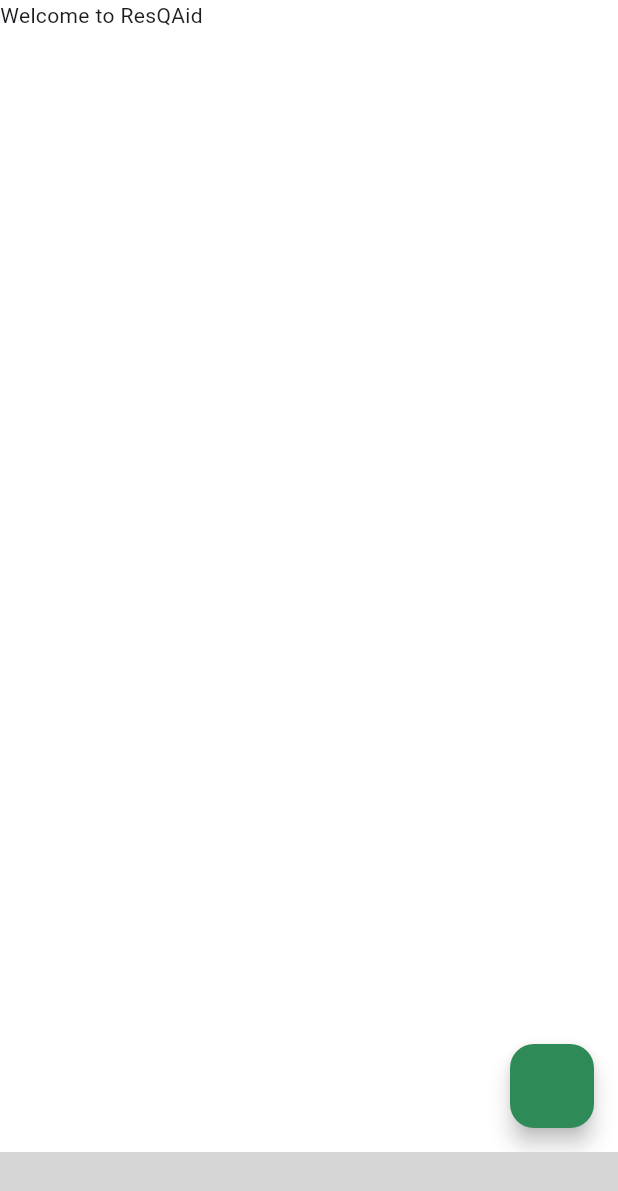
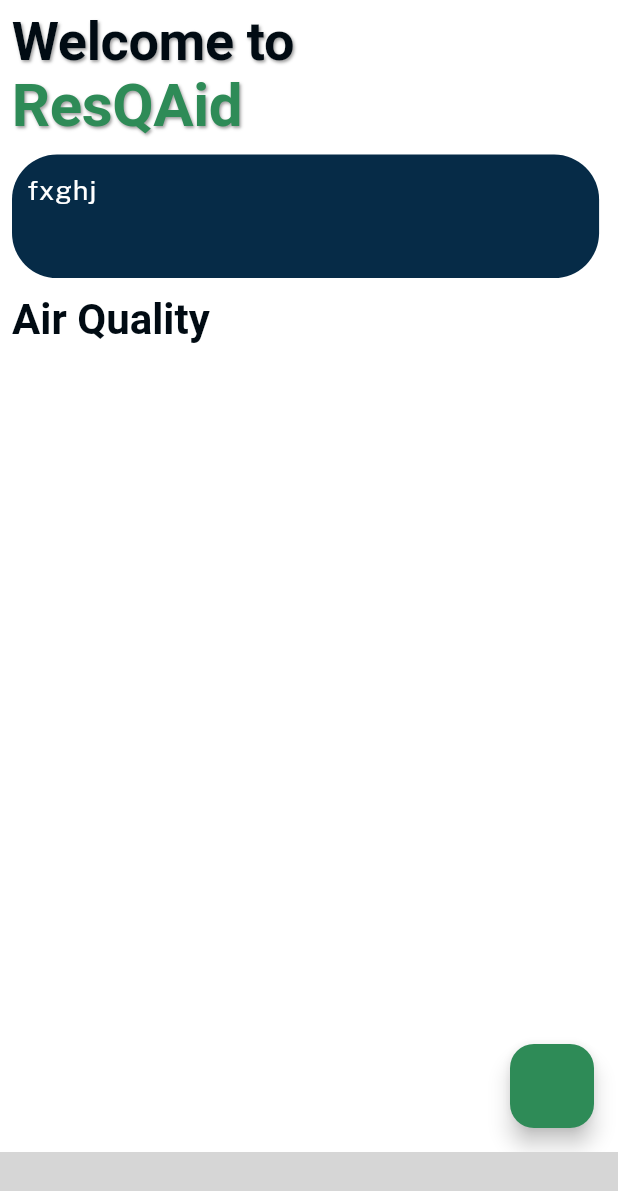
Before and after one commit to riyashah22/Nature-Disaster, a Flutter app: the screen it shows after launch, on a phone screen of 412 x 824 dp. Shown: the top 1191 px of the screen. Run offline on Flutter 3.47's test engine with Material 3 defaults, Android fonts, the phone set to English and light mode, and no system bars; our stand-ins replace carousel_slider, dash_chat_2, flutter_gemini, gap, google_fonts, youtube_player_iframe; missing offline and left inert: dot_bottom_nav_bar; grey boxes are pictures that could not be loaded.

Commit message:
update home.dart

```diff
--- a/resqaid/lib/home/home.dart
+++ b/resqaid/lib/home/home.dart
@@ -1,19 +1,69 @@
 import 'package:flutter/material.dart';
 import 'package:gap/gap.dart';
 import 'package:resqaid/chatbot/chatbot.dart';
+import 'package:resqaid/theme/theme_ext.dart';
 
 class Home extends StatelessWidget {
   const Home({super.key});
 
   @override
   Widget build(BuildContext context) {
+    final screenHeight = MediaQuery.of(context).size.height;
+    final screenWidth = MediaQuery.of(context).size.width;
+    String _location = "fxghj";
+
+    final appColors = context.appColors;
+
     return Scaffold(
       body: SafeArea(
-        child: Column(
-          children: [
-            Text('Welcome to ResQAid'),
-            Gap(20),
-          ],
+        child: Padding(
+          padding: const EdgeInsets.all(8.0),
+          child: Column(
+            crossAxisAlignment: CrossAxisAlignment.start,
+            children: [
+              Text(
+                'Welcome to',
+                style: Theme.of(context).textTheme.displayLarge!.copyWith(
+                      color: appColors.richBlack,
+                    ),
+              ),
+              Text(
+                "ResQAid",
+                style: Theme.of(context).textTheme.displayLarge!.copyWith(
+                      fontSize: 40,
+                    ),
+              ),
+              const Gap(10),
+              Container(
+                width: screenWidth * 0.95,
+                height: screenHeight * 0.1,
+                child: Padding(
+                  padding: const EdgeInsets.all(10),
+                  child: Text(
+                    _location,
+                    style: Theme.of(context).textTheme.bodyLarge!.copyWith(
+                          color: appColors.white,
+                          overflow: TextOverflow.fade,
+                        ),
+                  ),
+                ),
+                decoration: BoxDecoration(
+                  color: appColors.navyBlue,
+                  borderRadius: const BorderRadius.all(
+                    Radius.circular(30),
+                  ),
+                ),
+              ),
+              const Gap(10),
+              Text(
+                "Air Quality",
+                style: Theme.of(context).textTheme.displaySmall!.copyWith(
+                      color: appColors.richBlack,
+                      overflow: TextOverflow.fade,
+                    ),
+              ),
+            ],
+          ),
         ),
       ),
       floatingActionButton: FloatingActionButton(
--- a/resqaid/lib/navbar.dart
+++ b/resqaid/lib/navbar.dart
@@ -49,7 +49,7 @@ class _NavbarState extends State<Navbar> {
           BottomNavItem(
             emptySvg: "assets/icons/outline/community.svg",
             fillSvg: "assets/icons/fill/community.svg",
-            label: "Community",
+            label: "Support",
           ),
           BottomNavItem(
             emptySvg: "assets/icons/outline/education.svg",
```
